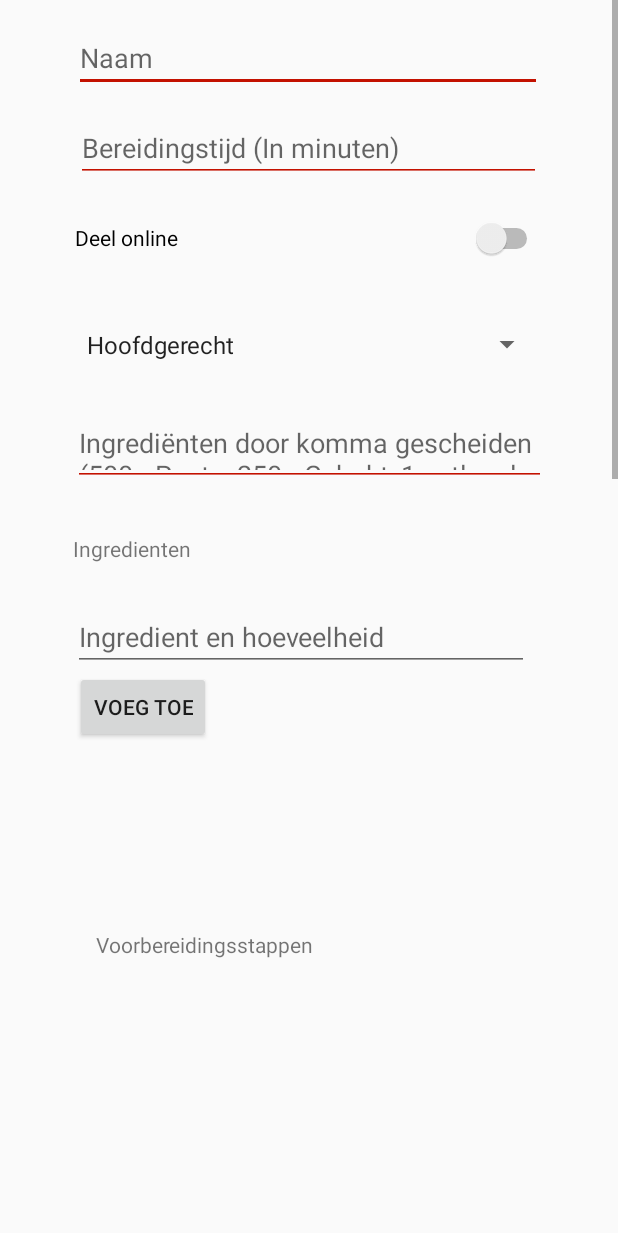
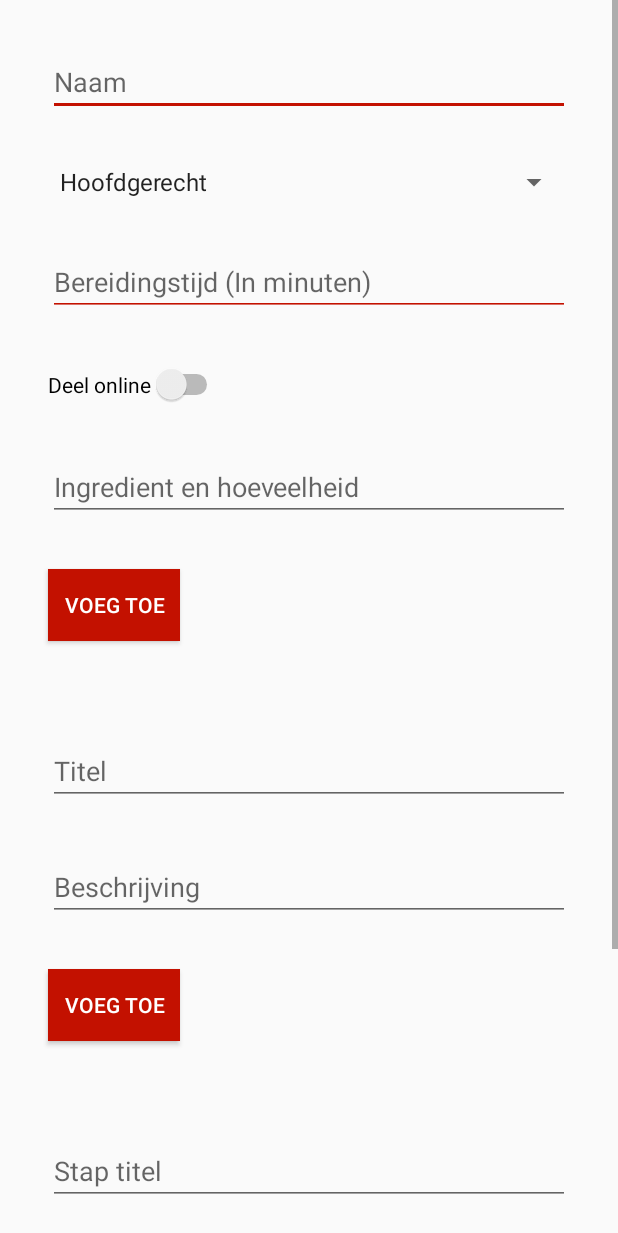
Before and after one commit to S1101259/KookboekApp, an Android app: the layout fragment_new_recipe.xml on its own in the app's theme, with its tools: preview values and no code run, on a phone screen of 412 x 824 dp. Shown: the top 1233 px of the screen. Run offline under Robolectric (Android 15) with nearby library versions, the phone set to English and light mode, and no system bars; Roboto replaces fonts that are not available here.

Commit message:
basic style added

```diff
--- a/app/src/main/res/layout/fragment_new_recipe.xml
+++ b/app/src/main/res/layout/fragment_new_recipe.xml
@@ -9,300 +9,227 @@
     <LinearLayout
         android:layout_width="match_parent"
         android:layout_height="wrap_content"
-        android:orientation="vertical">
+        android:orientation="vertical"
+        android:padding="@dimen/text_margin">
 
-        <!-- TODO: Update blank fragment layout -->
+        <!--<EditText-->
+            <!--android:id="@+id/ingredients"-->
+            <!--android:layout_width="match_parent"-->
+            <!--android:layout_height="48dp"-->
+            <!--android:backgroundTint="@color/colorAppRed"-->
+            <!--android:ems="10"-->
+            <!--android:hint="Ingrediënten door komma gescheiden (500g Pasta, 250g Gehakt, 1 eetlepel zonnebloemolie, etc)"-->
+            <!--android:inputType="textMultiLine"-->
+            <!--app:layout_constraintTop_toTopOf="parent" />-->
 
 
-        <android.support.constraint.ConstraintLayout
+            <!--<TextView-->
+                <!--android:id="@+id/textView2"-->
+                <!--android:layout_width="320dp"-->
+                <!--android:layout_height="30dp"-->
+                <!--android:layout_marginBottom="14dp"-->
+                <!--android:text="Kook Stappen"-->
+                <!--app:layout_constraintBottom_toTopOf="@+id/cookingStepsRecyclerView"-->
+                <!--app:layout_constraintEnd_toEndOf="parent"-->
+                <!--app:layout_constraintHorizontal_bias="0.494"-->
+                <!--app:layout_constraintStart_toStartOf="parent" />-->
+
+
+
+
+
+
+
+            <!--<TextView-->
+                <!--android:id="@+id/textView"-->
+                <!--android:layout_width="311dp"-->
+                <!--android:layout_height="30dp"-->
+                <!--android:layout_marginBottom="8dp"-->
+                <!--android:layout_marginEnd="52dp"-->
+                <!--android:layout_marginStart="48dp"-->
+                <!--android:layout_marginTop="32dp"-->
+                <!--android:text="Ingredienten"-->
+                <!--app:layout_constraintBottom_toTopOf="@+id/ingredientsRecyclerView"-->
+                <!--app:layout_constraintEnd_toEndOf="parent"-->
+                <!--app:layout_constraintStart_toStartOf="parent"-->
+                <!--app:layout_constraintTop_toBottomOf="@+id/ingredients" />-->
+
+          <!---->
+
+
+
+
+
+            <!--<TextView-->
+                <!--android:id="@+id/textView3"-->
+                <!--android:layout_width="310dp"-->
+                <!--android:layout_height="30dp"-->
+                <!--android:layout_marginBottom="8dp"-->
+                <!--android:layout_marginEnd="38dp"-->
+                <!--android:layout_marginStart="63dp"-->
+                <!--android:layout_marginTop="37dp"-->
+                <!--android:text="Voorbereidingsstappen"-->
+                <!--app:layout_constraintBottom_toTopOf="@+id/preparationStepsRecyclerView"-->
+                <!--app:layout_constraintEnd_toEndOf="parent"-->
+                <!--app:layout_constraintStart_toStartOf="parent"-->
+                <!--app:layout_constraintTop_toBottomOf="@+id/ingredientAddButton" />-->
+
+
+
+        <!--Basic-->
+        <EditText
+            android:id="@+id/recipeNameText"
             android:layout_width="match_parent"
-            android:layout_height="match_parent">
-
-            <EditText
-                android:id="@+id/ingredients"
-                android:layout_width="315dp"
-                android:layout_height="48dp"
-                android:layout_marginEnd="8dp"
-                android:layout_marginStart="8dp"
-                android:layout_marginTop="276dp"
+            android:layout_height="wrap_content"
+            android:layout_margin="@dimen/text_margin"
             android:backgroundTint="@color/colorAppRed"
             android:ems="10"
-                android:hint="Ingrediënten door komma gescheiden (500g Pasta, 250g Gehakt, 1 eetlepel zonnebloemolie, etc)"
-                android:inputType="textMultiLine"
-                app:layout_constraintEnd_toEndOf="parent"
-                app:layout_constraintStart_toStartOf="parent"
-                app:layout_constraintTop_toTopOf="parent" />
+            android:hint="@string/prompt_display_name"
+            android:inputType="textPersonName"
+            android:singleLine="true" />
 
-            <Button
-                android:id="@+id/addNewRecipe"
-                android:layout_width="319dp"
+        <Spinner
+            android:id="@+id/recipyTypeSpinner"
+            android:layout_width="match_parent"
             android:layout_height="wrap_content"
-                android:layout_marginEnd="8dp"
-                android:layout_marginStart="8dp"
-                android:layout_marginTop="1800dp"
-                android:text="@string/add_new_recipe_button"
-                app:layout_constraintEnd_toEndOf="parent"
-                app:layout_constraintStart_toStartOf="parent"
-                app:layout_constraintTop_toTopOf="parent" />
+            android:layout_margin="@dimen/text_margin"
+            android:entries="@array/recipe_types"/>
 
         <EditText
             android:id="@+id/preparationTimeNumber"
-                android:layout_width="310dp"
+            android:layout_width="match_parent"
             android:layout_height="wrap_content"
-                android:layout_marginEnd="8dp"
-                android:layout_marginStart="8dp"
-                android:layout_marginTop="76dp"
+            android:layout_margin="@dimen/text_margin"
             android:backgroundTint="@color/colorAppRed"
             android:ems="10"
             android:hint="@string/prompt_preparation_time"
             android:inputType="number"
-                android:singleLine="true"
-                app:layout_constraintEnd_toEndOf="parent"
-                app:layout_constraintHorizontal_bias="0.494"
-                app:layout_constraintStart_toStartOf="parent"
-                app:layout_constraintTop_toTopOf="parent" />
-
-            <Spinner
-                android:id="@+id/recipyTypeSpinner"
-                android:layout_width="312dp"
-                android:layout_height="43dp"
-                android:layout_marginEnd="8dp"
-                android:layout_marginStart="8dp"
-                android:layout_marginTop="208dp"
-                android:entries="@array/recipe_types"
-                app:layout_constraintEnd_toEndOf="parent"
-                app:layout_constraintStart_toStartOf="parent"
-                app:layout_constraintTop_toTopOf="parent" />
-
-            <EditText
-                android:id="@+id/recipeNameText"
-                android:layout_width="312dp"
-                android:layout_height="wrap_content"
-                android:layout_marginEnd="8dp"
-                android:layout_marginStart="8dp"
-                android:layout_marginTop="16dp"
-                android:backgroundTint="@color/colorAppRed"
-                android:ems="10"
-                android:hint="@string/prompt_display_name"
-                android:inputType="textPersonName"
-                android:singleLine="true"
-                app:layout_constraintEnd_toEndOf="parent"
-                app:layout_constraintHorizontal_bias="0.493"
-                app:layout_constraintStart_toStartOf="parent"
-                app:layout_constraintTop_toTopOf="parent" />
+            android:singleLine="true"/>
 
         <Switch
             android:id="@+id/shareOnlineSwitch"
-                android:layout_width="312dp"
-                android:layout_height="37dp"
-                android:layout_marginEnd="8dp"
-                android:layout_marginStart="8dp"
-                android:layout_marginTop="140dp"
+            android:layout_width="wrap_content"
+            android:layout_height="wrap_content"
+            android:layout_margin="@dimen/text_margin"
             android:text="@string/prompt_share_online"
             app:layout_constraintEnd_toEndOf="parent"
             app:layout_constraintStart_toStartOf="parent"
             app:layout_constraintTop_toTopOf="parent" />
 
-            <TextView
-                android:id="@+id/textView2"
-                android:layout_width="320dp"
-                android:layout_height="30dp"
-                android:layout_marginBottom="14dp"
-                android:text="Kook Stappen"
-                app:layout_constraintBottom_toTopOf="@+id/cookingStepsRecyclerView"
-                app:layout_constraintEnd_toEndOf="parent"
-                app:layout_constraintHorizontal_bias="0.494"
-                app:layout_constraintStart_toStartOf="parent" />
+
+        <!--Ingredienten-->
+        <EditText
+            android:id="@+id/ingredientName"
+            android:layout_width="match_parent"
+            android:layout_height="wrap_content"
+           android:layout_margin="@dimen/text_margin"
+            android:ems="10"
+            android:hint="Ingredient en hoeveelheid"
+            android:inputType="textPersonName"
+          />
+
+        <Button
+            android:id="@+id/ingredientAddButton"
+            android:layout_width="wrap_content"
+            android:layout_height="wrap_content"
+            android:layout_margin="@dimen/text_margin"
+            android:background="@color/colorAppRed"
+            android:textColor="@android:color/white"
+            android:text="Voeg toe"/>
+
+        <android.support.v7.widget.RecyclerView
+            android:id="@+id/ingredientsRecyclerView"
+            android:layout_width="match_parent"
+            android:layout_height="wrap_content"
+            android:layout_margin="@dimen/text_margin"
+            />
+
+        <!--Voorbereiding-->
+
+        <EditText
+            android:id="@+id/preparationStepTitle"
+            android:layout_width="match_parent"
+            android:layout_height="wrap_content"
+            android:layout_margin="@dimen/text_margin"
+            android:ems="10"
+            android:hint="Titel"
+            android:inputType="textPersonName"
+            />
+
+        <EditText
+            android:id="@+id/preparationStepDescription"
+            android:layout_width="match_parent"
+            android:layout_height="wrap_content"
+            android:layout_margin="@dimen/text_margin"
+            android:ems="10"
+            android:hint="Beschrijving"
+            android:inputType="textPersonName"/>
+
+        <Button
+            android:id="@+id/preparationStepAddButton"
+            android:layout_width="wrap_content"
+            android:layout_height="wrap_content"
+            android:layout_margin="@dimen/text_margin"
+            android:background="@color/colorAppRed"
+            android:textColor="@android:color/white"
+            android:text="Voeg toe"
+            />
+
+
+        <android.support.v7.widget.RecyclerView
+            android:id="@+id/preparationStepsRecyclerView"
+            android:layout_width="match_parent"
+            android:layout_height="wrap_content"
+            android:layout_margin="@dimen/text_margin"
+            />
+
+        <!--Bereiding-->
+
+        <EditText
+            android:id="@+id/cookingStepTitle"
+            android:layout_width="match_parent"
+            android:layout_height="wrap_content"
+            android:layout_margin="@dimen/text_margin"
+            android:ems="10"
+            android:hint="Stap titel"
+            android:inputType="textPersonName"/>
+
+        <EditText
+            android:id="@+id/cookingStepDescription"
+            android:layout_width="match_parent"
+            android:layout_height="wrap_content"
+            android:layout_margin="@dimen/text_margin"
+            android:ems="10"
+            android:hint="Beschrijving"
+            android:inputType="textPersonName"
+           />
+
+        <Button
+            android:id="@+id/cookingStepAddButton"
+            android:layout_width="wrap_content"
+            android:layout_height="wrap_content"
+            android:layout_margin="@dimen/text_margin"
+            android:background="@color/colorAppRed"
+            android:textColor="@android:color/white"
+            android:text="Voeg Toe"
+            />
 
         <android.support.v7.widget.RecyclerView
             android:id="@+id/cookingStepsRecyclerView"
             android:layout_width="318dp"
             android:layout_height="wrap_content"
-                android:layout_marginBottom="168dp"
-                android:layout_marginEnd="8dp"
-                android:layout_marginStart="8dp"
-                android:layout_marginTop="8dp"
-                app:layout_constraintBottom_toBottomOf="parent"
-                app:layout_constraintEnd_toEndOf="parent"
-                app:layout_constraintHorizontal_bias="0.493"
-                app:layout_constraintStart_toStartOf="parent"
-                app:layout_constraintTop_toTopOf="parent"
-                app:layout_constraintVertical_bias="0.784" />
+            android:layout_margin="@dimen/text_margin"/>
 
-            <EditText
-                android:id="@+id/cookingStepTitle"
-                android:layout_width="313dp"
+        <!--Submit button-->
+        <Button
+            android:id="@+id/addNewRecipe"
+            android:layout_width="match_parent"
+            android:layout_marginHorizontal="30dp"
+            android:background="@color/colorAppRed"
+            android:textColor="@android:color/white"
+            android:elevation="8dp"
             android:layout_height="wrap_content"
-                android:layout_marginBottom="8dp"
-                android:layout_marginEnd="100dp"
-                android:layout_marginStart="98dp"
-                android:layout_marginTop="36dp"
-                android:ems="10"
-                android:hint="Stap titel"
-                android:inputType="textPersonName"
-                app:layout_constraintBottom_toTopOf="@+id/cookingStepDescription"
-                app:layout_constraintEnd_toEndOf="parent"
-                app:layout_constraintStart_toStartOf="parent"
-                app:layout_constraintTop_toBottomOf="@+id/cookingStepsRecyclerView" />
-
-            <EditText
-                android:id="@+id/cookingStepDescription"
-                android:layout_width="303dp"
-                android:layout_height="57dp"
-                android:layout_marginBottom="112dp"
-                android:layout_marginEnd="100dp"
-                android:layout_marginStart="98dp"
-                android:layout_marginTop="4dp"
-                android:ems="10"
-                android:hint="Beschrijving"
-                android:inputType="textPersonName"
-                app:layout_constraintBottom_toTopOf="@+id/addNewRecipe"
-                app:layout_constraintEnd_toEndOf="parent"
-                app:layout_constraintHorizontal_bias="0.488"
-                app:layout_constraintStart_toStartOf="parent"
-                app:layout_constraintTop_toBottomOf="@+id/cookingStepTitle" />
-
-            <Button
-                android:id="@+id/cookingStepAddButton"
-                android:layout_width="wrap_content"
-                android:layout_height="wrap_content"
-                android:layout_marginBottom="35dp"
-                android:layout_marginEnd="273dp"
-                android:layout_marginStart="50dp"
-                android:layout_marginTop="22dp"
-                android:text="Voeg Toe"
-                app:layout_constraintBottom_toTopOf="@+id/addNewRecipe"
-                app:layout_constraintEnd_toEndOf="parent"
-                app:layout_constraintStart_toStartOf="parent"
-                app:layout_constraintTop_toBottomOf="@+id/cookingStepDescription" />
-
-            <TextView
-                android:id="@+id/textView"
-                android:layout_width="311dp"
-                android:layout_height="30dp"
-                android:layout_marginBottom="8dp"
-                android:layout_marginEnd="52dp"
-                android:layout_marginStart="48dp"
-                android:layout_marginTop="32dp"
-                android:text="Ingredienten"
-                app:layout_constraintBottom_toTopOf="@+id/ingredientsRecyclerView"
-                app:layout_constraintEnd_toEndOf="parent"
-                app:layout_constraintStart_toStartOf="parent"
-                app:layout_constraintTop_toBottomOf="@+id/ingredients" />
-
-            <android.support.v7.widget.RecyclerView
-                android:id="@+id/ingredientsRecyclerView"
-                android:layout_width="311dp"
-                android:layout_height="wrap_content"
-                android:layout_marginEnd="54dp"
-                android:layout_marginStart="46dp"
-                app:layout_constraintBottom_toTopOf="@+id/ingredientName"
-                app:layout_constraintEnd_toEndOf="parent"
-                app:layout_constraintStart_toStartOf="parent"
-                app:layout_constraintTop_toBottomOf="@+id/textView" />
-
-            <EditText
-                android:id="@+id/ingredientName"
-                android:layout_width="304dp"
-                android:layout_height="wrap_content"
-                android:layout_marginBottom="17dp"
-                android:layout_marginEnd="59dp"
-                android:layout_marginStart="48dp"
-                android:layout_marginTop="8dp"
-                android:ems="10"
-                android:hint="Ingredient en hoeveelheid"
-                android:inputType="textPersonName"
-                app:layout_constraintBottom_toTopOf="@+id/ingredientAddButton"
-                app:layout_constraintEnd_toEndOf="parent"
-                app:layout_constraintHorizontal_bias="1.0"
-                app:layout_constraintStart_toStartOf="parent"
-                app:layout_constraintTop_toBottomOf="@+id/ingredientsRecyclerView" />
-
-            <Button
-                android:id="@+id/ingredientAddButton"
-                android:layout_width="wrap_content"
-                android:layout_height="wrap_content"
-                android:layout_marginEnd="271dp"
-                android:layout_marginStart="50dp"
-                android:text="Voeg toe"
-                app:layout_constraintEnd_toEndOf="parent"
-                app:layout_constraintHorizontal_bias="0.0"
-                app:layout_constraintStart_toStartOf="parent"
-                app:layout_constraintTop_toBottomOf="@+id/ingredientName" />
-
-            <TextView
-                android:id="@+id/textView3"
-                android:layout_width="310dp"
-                android:layout_height="30dp"
-                android:layout_marginBottom="8dp"
-                android:layout_marginEnd="38dp"
-                android:layout_marginStart="63dp"
-                android:layout_marginTop="37dp"
-                android:text="Voorbereidingsstappen"
-                app:layout_constraintBottom_toTopOf="@+id/preparationStepsRecyclerView"
-                app:layout_constraintEnd_toEndOf="parent"
-                app:layout_constraintStart_toStartOf="parent"
-                app:layout_constraintTop_toBottomOf="@+id/ingredientAddButton" />
-
-            <android.support.v7.widget.RecyclerView
-                android:id="@+id/preparationStepsRecyclerView"
-                android:layout_width="347dp"
-                android:layout_height="wrap_content"
-                android:layout_marginBottom="15dp"
-                android:layout_marginEnd="8dp"
-                android:layout_marginStart="8dp"
-                android:layout_marginTop="8dp"
-                app:layout_constraintBottom_toTopOf="@+id/preparationStepTitle"
-                app:layout_constraintEnd_toEndOf="parent"
-                app:layout_constraintStart_toStartOf="parent"
-                app:layout_constraintTop_toBottomOf="@+id/textView3" />
-
-            <EditText
-                android:id="@+id/preparationStepTitle"
-                android:layout_width="wrap_content"
-                android:layout_height="wrap_content"
-                android:layout_marginBottom="27dp"
-                android:layout_marginEnd="91dp"
-                android:layout_marginStart="107dp"
-                android:layout_marginTop="15dp"
-                android:ems="10"
-                android:hint="Titel"
-                android:inputType="textPersonName"
-                app:layout_constraintBottom_toTopOf="@+id/preparationStepDescription"
-                app:layout_constraintEnd_toEndOf="parent"
-                app:layout_constraintStart_toStartOf="parent"
-                app:layout_constraintTop_toBottomOf="@+id/preparationStepsRecyclerView" />
-
-            <EditText
-                android:id="@+id/preparationStepDescription"
-                android:layout_width="wrap_content"
-                android:layout_height="wrap_content"
-                android:layout_marginBottom="17dp"
-                android:layout_marginEnd="91dp"
-                android:layout_marginStart="107dp"
-                android:layout_marginTop="19dp"
-                android:ems="10"
-                android:hint="Beschrijving"
-                android:inputType="textPersonName"
-                app:layout_constraintBottom_toTopOf="@+id/preparationStepAddButton"
-                app:layout_constraintEnd_toEndOf="parent"
-                app:layout_constraintStart_toStartOf="parent"
-                app:layout_constraintTop_toBottomOf="@+id/preparationStepTitle" />
-
-            <Button
-                android:id="@+id/preparationStepAddButton"
-                android:layout_width="wrap_content"
-                android:layout_height="wrap_content"
-                android:layout_marginBottom="141dp"
-                android:layout_marginEnd="291dp"
-                android:layout_marginStart="32dp"
-                android:layout_marginTop="17dp"
-                android:text="Voeg toe"
-                app:layout_constraintBottom_toTopOf="@+id/textView2"
-                app:layout_constraintEnd_toEndOf="parent"
-                app:layout_constraintStart_toStartOf="parent"
-                app:layout_constraintTop_toBottomOf="@+id/preparationStepDescription" />
-        </android.support.constraint.ConstraintLayout>
+            android:text="@string/add_new_recipe_button"/>
 
     </LinearLayout>
 </ScrollView>
```
Lines whose indentation alone changed are shown as unchanged.
